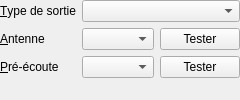
First picture: the form in src/machincast/interface/ui/sound_cards.ui, repository dascritch/machincast, before the edit.
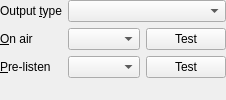
Second picture: the form after the edit.

```diff
--- a/src/machincast/interface/ui/sound_cards.ui
+++ b/src/machincast/interface/ui/sound_cards.ui
@@ -18,7 +18,7 @@
    <item row="0" column="0">
     <widget class="QLabel" name="output_caption">
      <property name="text">
-      <string>&amp;Type de sortie</string>
+      <string>Output &amp;type</string>
      </property>
      <property name="buddy">
       <cstring>output</cstring>
@@ -35,7 +35,7 @@
    <item row="1" column="0">
     <widget class="QLabel" name="on_air_caption">
      <property name="text">
-      <string>&amp;Antenne</string>
+      <string>&amp;On air</string>
      </property>
      <property name="buddy">
       <cstring>on_air</cstring>
@@ -60,7 +60,7 @@
      <item>
       <widget class="QPushButton" name="test_on_air">
        <property name="text">
-        <string>Tester</string>
+        <string>Test</string>
        </property>
       </widget>
      </item>
@@ -69,7 +69,7 @@
    <item row="2" column="0">
     <widget class="QLabel" name="preview_caption">
      <property name="text">
-      <string>&amp;Pré-écoute</string>
+      <string>&amp;Pre-listen</string>
      </property>
      <property name="buddy">
       <cstring>preview</cstring>
@@ -94,7 +94,7 @@
      <item>
       <widget class="QPushButton" name="test_preview">
        <property name="text">
-        <string>Tester</string>
+        <string>Test</string>
        </property>
       </widget>
      </item>
```
Left out of the diff: 6 changed lines with no effect on the pictures.
